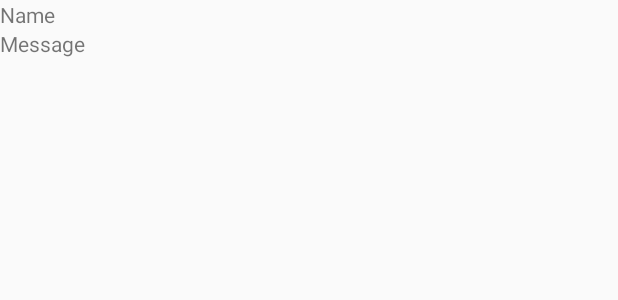
After one commit to Rut0/SqlListSync, an Android app: the layout item_message.xml on its own in the app's theme, with its tools: preview values and no code run, on a phone screen of 412 x 824 dp. The commit adds this screen. Shown: the top 300 px of the screen. Run offline under Robolectric (Android 15) with nearby library versions, the phone set to English and light mode, and no system bars.

Commit message:
Updated layouts, added most functions

```diff
--- /dev/null
+++ b/app/src/main/res/layout/item_message.xml
@@ -0,0 +1,19 @@
+<?xml version="1.0" encoding="utf-8"?>
+<LinearLayout xmlns:android="http://schemas.android.com/apk/res/android"
+    android:orientation="vertical"
+    android:layout_width="match_parent"
+    android:layout_height="match_parent">
+
+    <TextView
+        android:layout_width="wrap_content"
+        android:layout_height="wrap_content"
+        android:singleLine="true"
+        android:id="@+id/name"
+        android:text="Name" />
+
+    <TextView
+        android:layout_width="wrap_content"
+        android:layout_height="wrap_content"
+        android:id="@+id/message"
+        android:text="Message" />
+</LinearLayout>
```
Also changed, not shown: app/src/main/java/com/rut0/sqllistsync/DbHelper.java (added, +56 -0 lines), app/src/main/java/com/rut0/sqllistsync/MainActivity.java (+51 -1 lines), app/src/main/java/com/rut0/sqllistsync/MessageCursorAdapter.java (added, +40 -0 lines), app/src/main/res/layout/activity_main.xml (+21 -2 lines), 1 other file.
